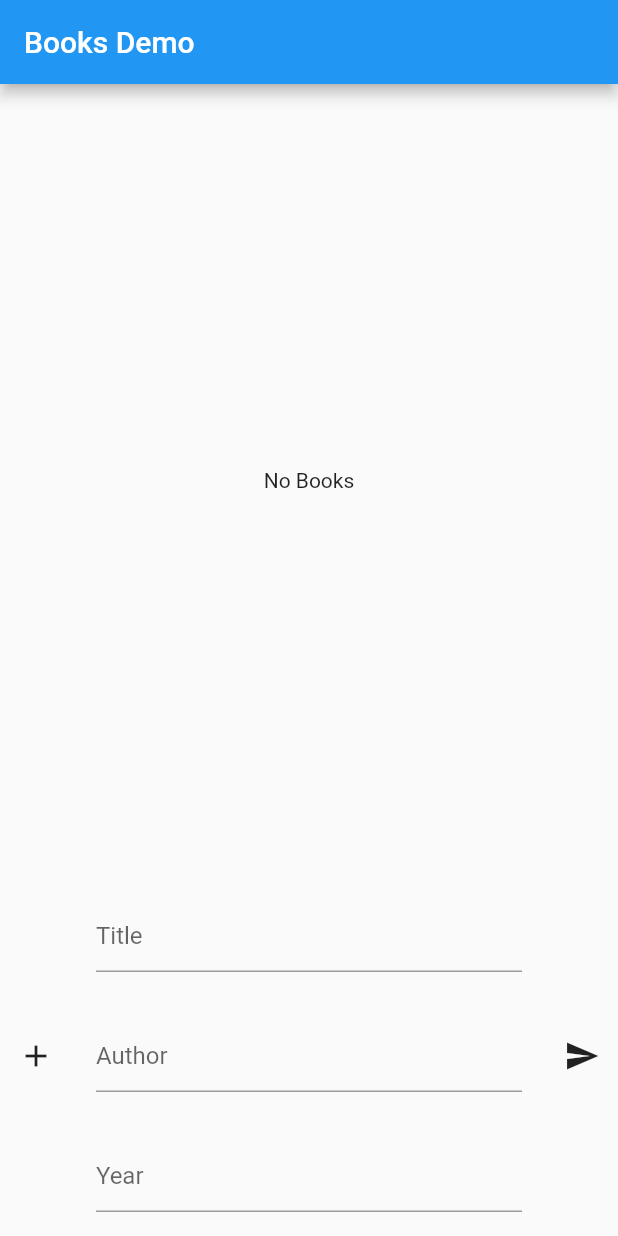
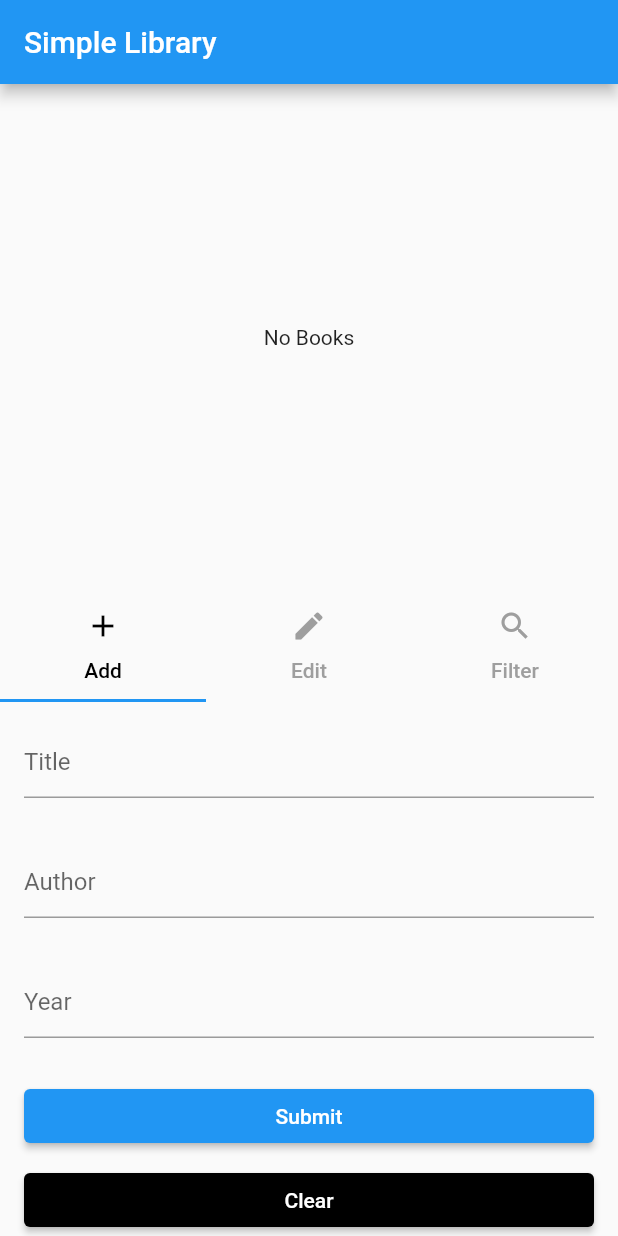
Before and after one commit to trey-a-hope/simple-library, a Flutter app: the screen it shows after launch, on a phone screen of 412 x 824 dp. Run offline on Flutter 3.47's test engine with Material 2 defaults, Android fonts, the light colour scheme and no system bars; our stand-ins replace graphql_flutter; network calls fail.

Commit message:
Tab Controller
* Added tab controller to main.dart file.

```diff
--- a/lib/main.dart
+++ b/lib/main.dart
@@ -1,6 +1,7 @@
 import 'package:flutter/material.dart';
 import 'package:simple_library/book_model.dart';
 import 'package:simple_library/graphql_service.dart';
+import 'package:simple_library/widgets/full_button.dart';
 
 void main() {
   runApp(const MyApp());
@@ -16,7 +17,7 @@ class MyApp extends StatelessWidget {
       theme: ThemeData(
         primarySwatch: Colors.blue,
       ),
-      home: const MyHomePage(title: 'Books Demo'),
+      home: const MyHomePage(title: 'Simple Library'),
     );
   }
 }
@@ -30,14 +31,15 @@ class MyHomePage extends StatefulWidget {
   State<MyHomePage> createState() => _MyHomePageState();
 }
 
-class _MyHomePageState extends State<MyHomePage> {
+class _MyHomePageState extends State<MyHomePage>
+    with SingleTickerProviderStateMixin {
   final GraphQLService _graphQLService = GraphQLService();
-
-  bool _isEdit = false;
 
   List<BookModel>? _books;
 
   BookModel? _selectedBook;
+
+  late TabController _tabController;
 
   final TextEditingController _titleController = TextEditingController();
   final TextEditingController _authorController = TextEditingController();
@@ -46,11 +48,15 @@ class _MyHomePageState extends State<MyHomePage> {
   @override
   void initState() {
     super.initState();
+
+    _tabController = TabController(length: 3, vsync: this);
+
     _load();
   }
 
   void _load() async {
     _books = null;
+
     _books = await _graphQLService.getBooks(limit: 3);
     setState(() {});
   }
@@ -59,6 +65,12 @@ class _MyHomePageState extends State<MyHomePage> {
     _titleController.clear();
     _authorController.clear();
     _yearController.clear();
+  }
+
+  @override
+  void dispose() {
+    _tabController.dispose();
+    super.dispose();
   }
 
   @override
@@ -111,17 +123,27 @@ class _MyHomePageState extends State<MyHomePage> {
                             ),
                           ),
                   ),
-                  Row(
-                    children: [
-                      IconButton(
-                        onPressed: () {
-                          _isEdit = !_isEdit;
-                          setState(() {});
-                        },
-                        icon: Icon(_isEdit ? Icons.edit : Icons.add),
+                  SizedBox(
+                    height: 430,
+                    child: DefaultTabController(
+                      length: 3, // number of tabs
+                      child: Column(
+                        children: <Widget>[
+                          TabBar(
+                            controller: _tabController,
+                            labelColor: Colors.black,
+                            unselectedLabelColor: Colors.grey,
+                            tabs: const [
+                              Tab(text: 'Add', icon: Icon(Icons.add)),
+                              Tab(text: 'Edit', icon: Icon(Icons.edit)),
+                              Tab(text: 'Filter', icon: Icon(Icons.search)),
+                            ],
                           ),
                           Expanded(
-                        child: Column(
+                            child: TabBarView(
+                              controller: _tabController,
+                              children: <Widget>[
+                                Column(
                                   children: [
                                     Padding(
                                       padding: const EdgeInsets.all(16.0),
@@ -152,32 +174,86 @@ class _MyHomePageState extends State<MyHomePage> {
                                     )
                                   ],
                                 ),
+                                Column(
+                                  children: [
+                                    Padding(
+                                      padding: const EdgeInsets.all(16.0),
+                                      child: TextField(
+                                        controller: _titleController,
+                                        decoration: const InputDecoration(
+                                          hintText: 'Title',
                                         ),
-                      IconButton(
+                                      ),
+                                    ),
+                                    Padding(
+                                      padding: const EdgeInsets.all(16.0),
+                                      child: TextField(
+                                        controller: _authorController,
+                                        decoration: const InputDecoration(
+                                          hintText: 'Author',
+                                        ),
+                                      ),
+                                    ),
+                                    Padding(
+                                      padding: const EdgeInsets.all(16.0),
+                                      child: TextField(
+                                        controller: _yearController,
+                                        decoration: const InputDecoration(
+                                          hintText: 'Year',
+                                        ),
+                                      ),
+                                    )
+                                  ],
+                                ),
+                                Center(
+                                  child: Text('Filter Content'),
+                                ),
+                              ],
+                            ),
+                          ),
+                          FullButton(
+                            title: 'Submit',
+                            backgroundColor: Colors.blue,
                             onPressed: () async {
-                          if (_isEdit) {
+                              switch (_tabController.index) {
+                                case 0:
+                                  await _graphQLService.createBook(
+                                    title: _titleController.text,
+                                    author: _authorController.text,
+                                    year: int.parse(_yearController.text),
+                                  );
+
+                                  _clear();
+
+                                  _load();
+                                  break;
+                                case 1:
                                   await _graphQLService.updateBook(
                                     id: _selectedBook!.id!,
                                     title: _titleController.text,
                                     author: _authorController.text,
                                     year: int.parse(_yearController.text),
                                   );
-                          } else {
-                            await _graphQLService.createBook(
-                              title: _titleController.text,
-                              author: _authorController.text,
-                              year: int.parse(_yearController.text),
-                            );
-                          }
 
                                   _clear();
 
                                   _load();
+                                  break;
+                                case 2:
+                                  //TODO: Filter content.
+                                  break;
+                              }
                             },
-                        icon: const Icon(Icons.send),
+                          ),
+                          FullButton(
+                            title: 'Clear',
+                            backgroundColor: Colors.black,
+                            onPressed: () => _clear(),
                           )
                         ],
-                  )
+                      ),
+                    ),
+                  ),
                 ],
               ),
       ), // This trailing comma makes auto-formatting nicer for build methods.
@@ -185,6 +261,8 @@ class _MyHomePageState extends State<MyHomePage> {
   }
 }
 
+
+
 // git remote add origin https://github.com/trey-a-hope/simple-library.git
 // OR
 // git remote set-url origin https://github.com/trey-a-hope/simple-library.git
--- /dev/null
+++ b/lib/widgets/full_button.dart
@@ -0,0 +1,31 @@
+import 'package:flutter/material.dart';
+
+class FullButton extends StatelessWidget {
+  final void Function()? onPressed;
+  final String title;
+  final Color backgroundColor;
+
+  const FullButton({
+    required this.onPressed,
+    required this.title,
+    required this.backgroundColor,
+    Key? key,
+  }) : super(key: key);
+
+  @override
+  Widget build(BuildContext context) {
+    return Center(
+      child: Container(
+        padding: const EdgeInsets.fromLTRB(16, 8, 16, 0),
+        width: double.infinity,
+        child: ElevatedButton(
+          style: ElevatedButton.styleFrom(
+            backgroundColor: backgroundColor, // background color
+          ),
+          onPressed: onPressed,
+          child: Text(title),
+        ),
+      ),
+    );
+  }
+}
```
Also changed, not shown: 1 other file. Lines whose indentation alone changed are shown as unchanged.
